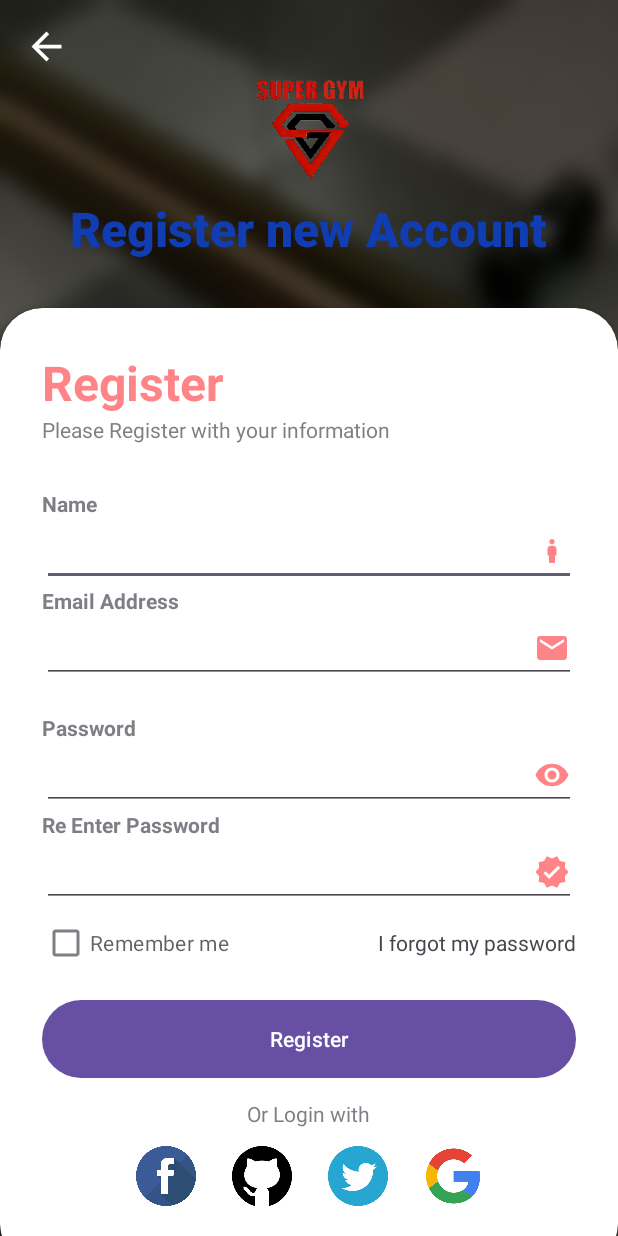
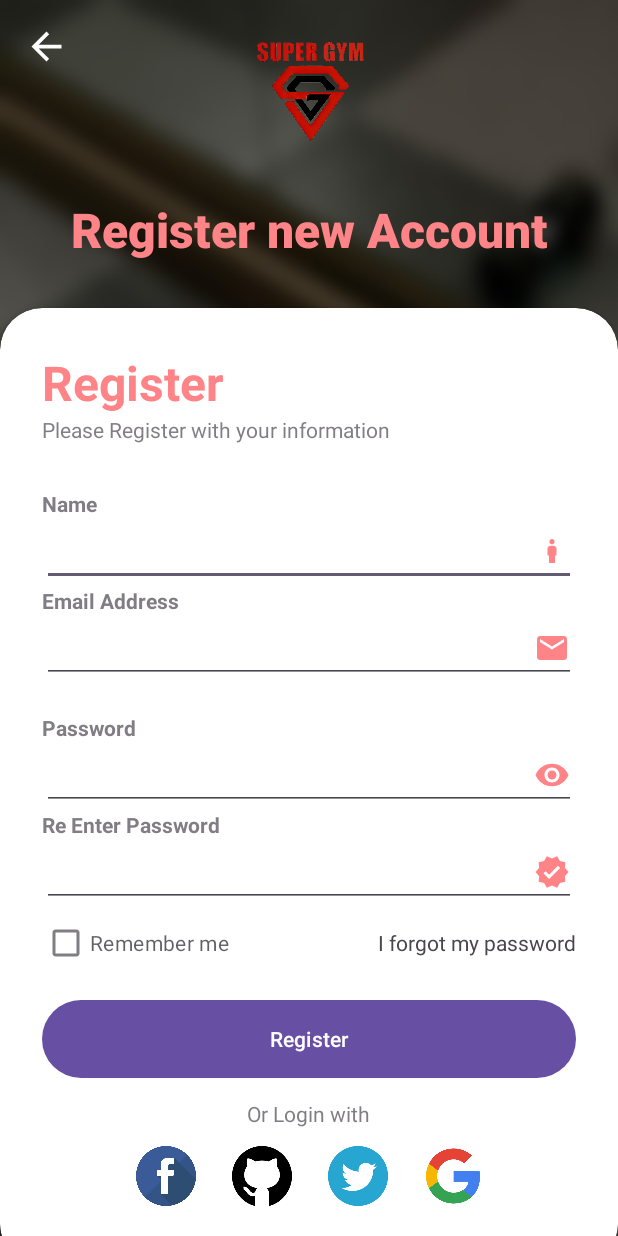
Before and after one commit to OCEAN-WIBU-LORD/SEP490_SuperGym_Management_CAPSTONEPROJECT, an Android app: the screen it shows after launch (RegisterActivity), after a tap on "REGISTER", on a phone screen of 412 x 824 dp. Run offline under Robolectric (Android 15) with nearby library versions, the phone set to English and light mode, and no system bars; our stand-ins replace Firebase (no records; nobody signed in at launch, a user with empty details on screens opened directly); 3 statements that could not run were skipped.

Commit message:
Fixed Minor Code
Fixed Minor Code

```diff
--- a/AndroidStudioApplication/app/src/main/java/com/supergym/sep490_supergymmanagement/apiadapter/ApiService/ApiService.java
+++ b/AndroidStudioApplication/app/src/main/java/com/supergym/sep490_supergymmanagement/apiadapter/ApiService/ApiService.java
@@ -8,6 +8,7 @@ import com.supergym.sep490_supergymmanagement.models.CheckInDatesResponse;
 
 import com.supergym.sep490_supergymmanagement.models.ForgotPasswordRequest;
 import com.supergym.sep490_supergymmanagement.models.LoginResponse;
+import com.supergym.sep490_supergymmanagement.models.MembershipCountResponse;
 import com.supergym.sep490_supergymmanagement.models.MembershipPackage;
 import com.supergym.sep490_supergymmanagement.models.PackagesAndTrainersResponse;
 import com.supergym.sep490_supergymmanagement.models.Post;
@@ -42,6 +43,8 @@ import retrofit2.http.Path;
 import retrofit2.http.Query;
 
 public interface ApiService {
+    @GET("GetMembershipCounts")  // This matches the API endpoint defined in your controller
+    Call<MembershipCountResponse> getMembershipCounts();
 
     @POST("api/CheckIn")
     Call<CheckInResponse> checkIn(@Body CheckInRequest request);
--- a/AndroidStudioApplication/app/src/main/res/layout/activity_register.xml
+++ b/AndroidStudioApplication/app/src/main/res/layout/activity_register.xml
@@ -28,32 +28,39 @@
         android:layout_height="match_parent"
         android:alpha="0.7"/>
 
-    <LinearLayout
+    <androidx.constraintlayout.widget.ConstraintLayout
         android:layout_width="match_parent"
         android:layout_height="match_parent"
         android:orientation="vertical"
         android:gravity="center"
         android:layout_above="@id/card_view"
-        android:padding="28dp">
+        android:padding="5dp">
 
         <ImageView
+            android:id="@+id/imageView13"
             android:layout_width="100dp"
             android:layout_height="100dp"
-            android:src="@drawable/logovip2" />
-
+            android:src="@drawable/logovip2"
+            app:layout_constraintEnd_toEndOf="parent"
+            app:layout_constraintStart_toStartOf="parent"
+            app:layout_constraintTop_toTopOf="parent" />
 
 
         <TextView
             android:layout_width="wrap_content"
             android:layout_height="wrap_content"
+            android:fontFamily="sans-serif-medium"
             android:text="@string/register_new_account"
+            android:textColor="@color/light_red"
+            android:textSize="32sp"
             android:textStyle="bold"
-            android:fontFamily="sans-serif-medium"
-            android:textSize="32sp"
-            android:textColor="@color/blue_dark"/>
+            app:layout_constraintBottom_toBottomOf="parent"
+            app:layout_constraintEnd_toEndOf="parent"
+            app:layout_constraintStart_toStartOf="parent"
+            app:layout_constraintTop_toBottomOf="@+id/imageView13" />
 
 
-    </LinearLayout>
+    </androidx.constraintlayout.widget.ConstraintLayout>
 
     <androidx.cardview.widget.CardView
         android:layout_width="match_parent"
--- a/AndroidStudioApplication/app/src/main/res/layout/fragment_dash_board_admin.xml
+++ b/AndroidStudioApplication/app/src/main/res/layout/fragment_dash_board_admin.xml
@@ -496,7 +496,7 @@
                     app:layout_constraintTop_toTopOf="parent" />
 
                 <TextView
-                    android:id="@+id/totalTrainer1"
+                    android:id="@+id/totalMembership"
                     android:layout_width="wrap_content"
                     android:layout_height="wrap_content"
                     android:layout_marginTop="20dp"
--- a/AndroidStudioApplication/app/src/main/res/layout/reset_password_screen.xml
+++ b/AndroidStudioApplication/app/src/main/res/layout/reset_password_screen.xml
@@ -72,7 +72,7 @@
             <TextView
                 android:layout_width="wrap_content"
                 android:layout_height="wrap_content"
-                android:text="Reset Password"
+                android:text="Change Password"
                 android:textColor="@color/my_primary"
                 android:textSize="32sp"
                 android:textStyle="bold"/>
--- a/AndroidStudioApplication/app/src/main/res/values/strings.xml
+++ b/AndroidStudioApplication/app/src/main/res/values/strings.xml
@@ -88,7 +88,7 @@
     <string name="history_payment">Transaction History</string>
     <string name="report_feedback">Report and Feedback</string>
     <string name="buy_membership">Buy Gym Package</string>
-    <string name="reset_password">Reset Password</string>
+    <string name="reset_password">Change Password</string>
     <string name="edit_setting">Setting</string>
     <string name="log_out">Log Out</string>
 
```
Also changed, not shown: AndroidStudioApplication/app/src/main/java/com/supergym/sep490_supergymmanagement/DashBoardAdmin.java (+78 -20 lines), AndroidStudioApplication/app/src/main/java/com/supergym/sep490_supergymmanagement/models/MembershipCountResponse.java (added, +32 -0 lines), 1 other file.
